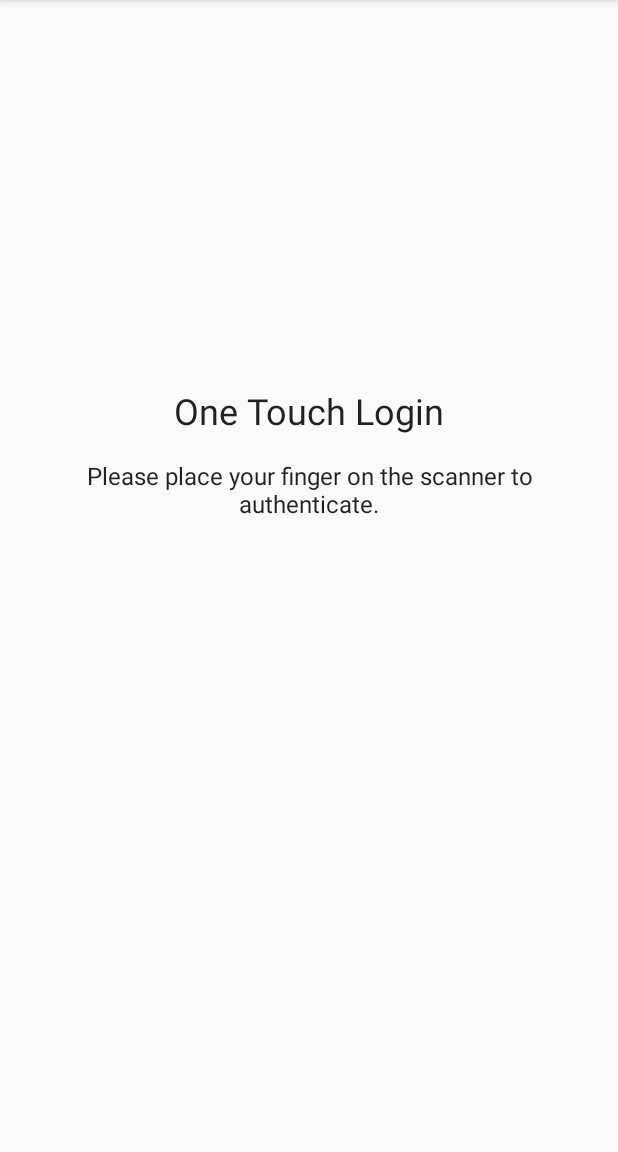
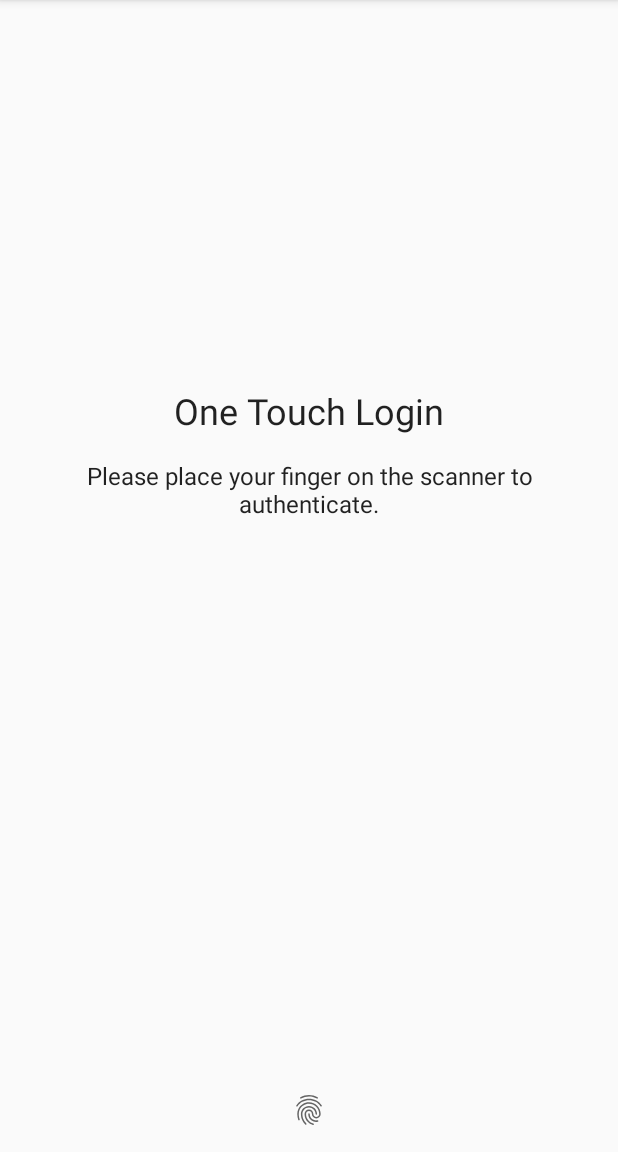
Before and after one commit to nikacorp/PasswordManager, an Android app: the screen it shows after launch (LoginActivity), on a phone screen of 412 x 824 dp, the part 84-1236 px from its top. Run offline under Robolectric (Android 15) with nearby library versions, the phone set to English and light mode, and no system bars.

Commit message:
adds the finger authentication image

```diff
--- a/app/src/main/res/layout/activity_login.xml
+++ b/app/src/main/res/layout/activity_login.xml
@@ -19,9 +19,7 @@
         app:layout_constraintLeft_toLeftOf="parent"
         app:layout_constraintRight_toRightOf="parent"
         app:layout_constraintTop_toTopOf="parent"
-        android:layout_marginBottom="0dp"
-        app:layout_constraintVertical_bias="0.35000002"
-        android:layout_marginTop="0dp" />
+        app:layout_constraintVertical_bias="0.35000002" />
 
     <TextView
         android:id="@+id/tv_login_message"
@@ -33,8 +31,17 @@
         android:text="@string/login_message"
         android:textAlignment="center"
         android:textAppearance="@style/TextAppearance.AppCompat.Subhead"
-        app:layout_constraintHorizontal_bias="0.5"
         app:layout_constraintLeft_toLeftOf="parent"
         app:layout_constraintRight_toRightOf="parent"
         app:layout_constraintTop_toBottomOf="@+id/tv_login_title" />
+
+    <ImageView
+        android:id="@+id/iv_finger_print"
+        android:layout_width="wrap_content"
+        android:layout_height="wrap_content"
+        android:layout_marginBottom="16dp"
+        app:layout_constraintBottom_toBottomOf="parent"
+        app:layout_constraintLeft_toLeftOf="parent"
+        app:layout_constraintRight_toRightOf="parent"
+        app:srcCompat="?android:attr/fingerprintAuthDrawable" />
 </android.support.constraint.ConstraintLayout>
```
